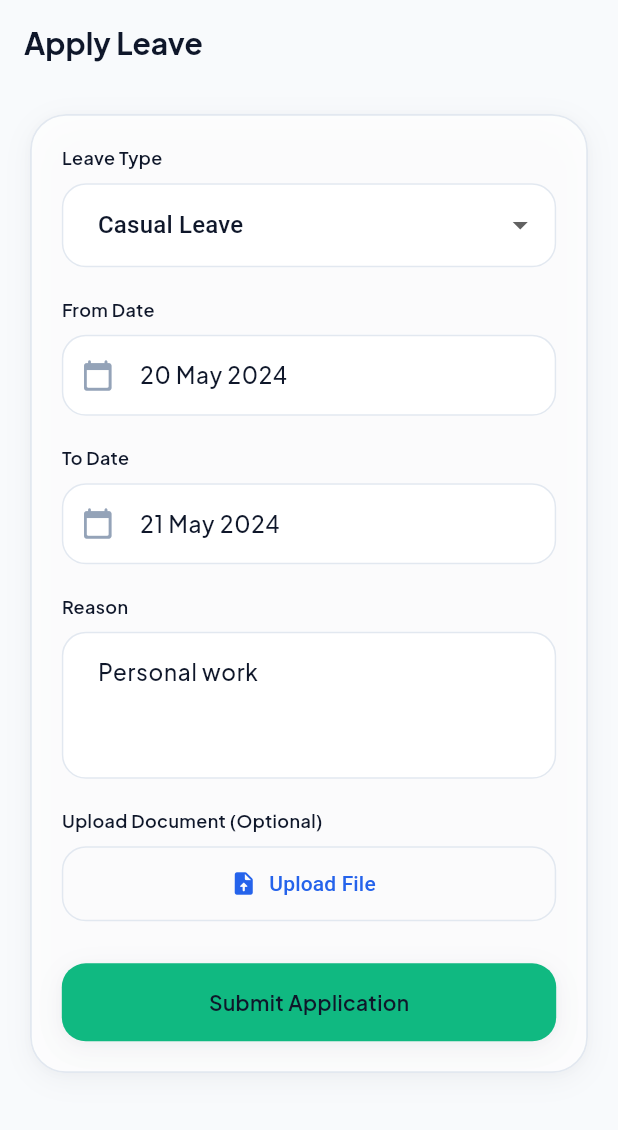
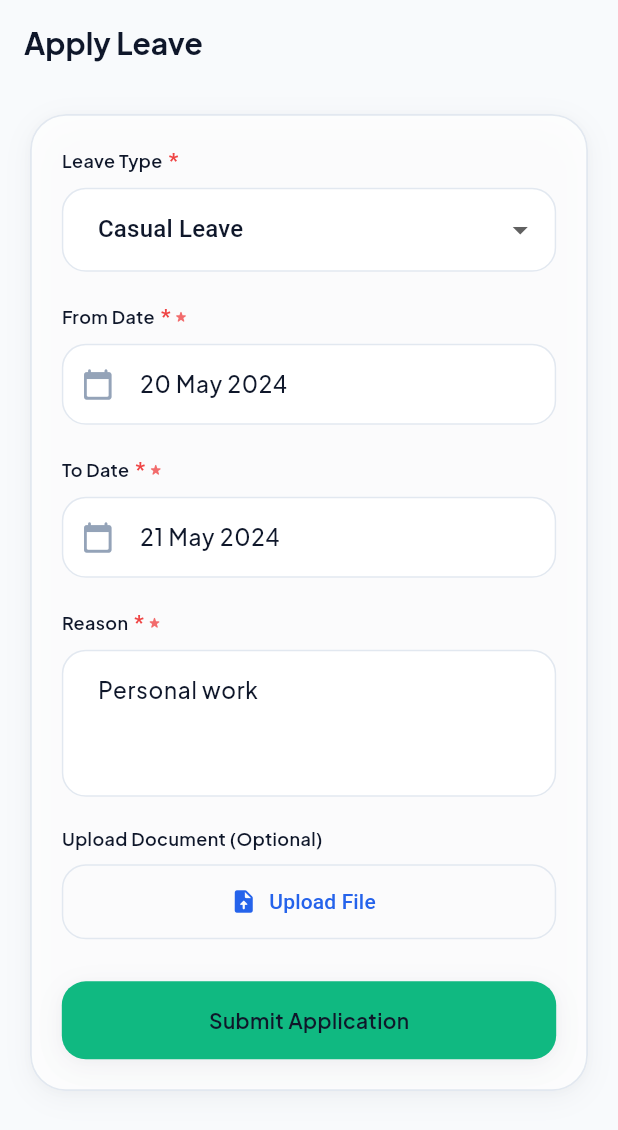
Before and after one commit to Tharanikumar/jotun-one-, a Flutter app: the LeaveScreen screen opened by its route, on a phone screen of 412 x 824 dp. Shown: the top 1130 px of the screen. Run offline on Flutter 3.47's test engine with Material 3 defaults, Android fonts, the phone set to English and light mode, and no system bars; our stand-ins replace fl_chart, flutter_riverpod, go_router, google_fonts.

Commit message:
feat: Add required field badge and icon indicator support to CustomTextField and form screens

```diff
--- a/lib/core/widgets/custom_text_field.dart
+++ b/lib/core/widgets/custom_text_field.dart
@@ -12,6 +12,8 @@ class CustomTextField extends StatelessWidget {
   final TextInputType? keyboardType;
   final String? Function(String?)? validator;
   final int maxLines;
+  final bool isRequired;
+  final Widget? requiredIndicator;
 
   const CustomTextField({
     super.key,
@@ -24,6 +26,8 @@ class CustomTextField extends StatelessWidget {
     this.keyboardType,
     this.validator,
     this.maxLines = 1,
+    this.isRequired = false,
+    this.requiredIndicator,
   });
 
   @override
@@ -31,9 +35,37 @@ class CustomTextField extends StatelessWidget {
     return Column(
       crossAxisAlignment: CrossAxisAlignment.start,
       children: [
-        Text(
-          label,
-          style: AppTypography.labelMedium.copyWith(color: AppColors.textPrimary),
+        Row(
+          mainAxisSize: MainAxisSize.min,
+          children: [
+            Text(
+              label,
+              style: AppTypography.labelMedium.copyWith(color: AppColors.textPrimary),
+            ),
+            if (isRequired) ...[
+              const SizedBox(width: 4),
+              requiredIndicator ??
+                  Row(
+                    mainAxisSize: MainAxisSize.min,
+                    children: [
+                      Text(
+                        '*',
+                        style: const TextStyle(
+                          color: AppColors.error,
+                          fontWeight: FontWeight.bold,
+                          fontSize: 14,
+                        ),
+                      ),
+                      const SizedBox(width: 2),
+                      Icon(
+                        Icons.star_rate_rounded,
+                        size: 10,
+                        color: AppColors.error.withAlpha(200),
+                      ),
+                    ],
+                  ),
+            ],
+          ],
         ),
         const SizedBox(height: 8),
         TextFormField(
--- a/lib/features/authentication/presentation/login_screen.dart
+++ b/lib/features/authentication/presentation/login_screen.dart
@@ -77,6 +77,7 @@ class _LoginScreenState extends State<LoginScreen> {
                         controller: _emailController,
                         prefixIcon: Icons.email_rounded,
                         keyboardType: TextInputType.emailAddress,
+                        isRequired: true,
                         validator: (val) => val == null || val.isEmpty ? 'Please enter your email' : null,
                       ),
                       const SizedBox(height: 20),
@@ -86,6 +87,7 @@ class _LoginScreenState extends State<LoginScreen> {
                         controller: _passwordController,
                         obscureText: _obscurePassword,
                         prefixIcon: Icons.lock_rounded,
+                        isRequired: true,
                         suffixIcon: IconButton(
                           icon: Icon(
                             _obscurePassword ? Icons.visibility_rounded : Icons.visibility_off_rounded,
--- a/lib/features/leave/presentation/leave_screen.dart
+++ b/lib/features/leave/presentation/leave_screen.dart
@@ -54,9 +54,15 @@ class _LeaveScreenState extends State<LeaveScreen> {
               child: Column(
                 crossAxisAlignment: CrossAxisAlignment.start,
                 children: [
-                  Text(
-                    'Leave Type',
-                    style: AppTypography.labelMedium.copyWith(color: AppColors.textPrimary),
+                  Row(
+                    children: [
+                      Text(
+                        'Leave Type',
+                        style: AppTypography.labelMedium.copyWith(color: AppColors.textPrimary),
+                      ),
+                      const SizedBox(width: 4),
+                      const Text('*', style: TextStyle(color: AppColors.error, fontWeight: FontWeight.bold, fontSize: 14)),
+                    ],
                   ),
                   const SizedBox(height: 8),
                   DropdownButtonFormField<String>(
@@ -82,18 +88,21 @@ class _LeaveScreenState extends State<LeaveScreen> {
                     label: 'From Date',
                     controller: _fromDateController,
                     prefixIcon: Icons.calendar_today_rounded,
+                    isRequired: true,
                   ),
                   const SizedBox(height: 20),
                   CustomTextField(
                     label: 'To Date',
                     controller: _toDateController,
                     prefixIcon: Icons.calendar_today_rounded,
+                    isRequired: true,
                   ),
                   const SizedBox(height: 20),
                   CustomTextField(
                     label: 'Reason',
                     controller: _reasonController,
                     maxLines: 3,
+                    isRequired: true,
                   ),
                   const SizedBox(height: 20),
                   Text(
```
